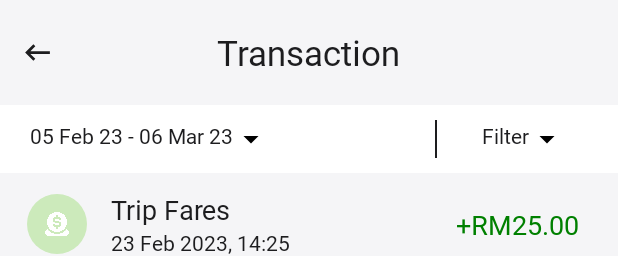
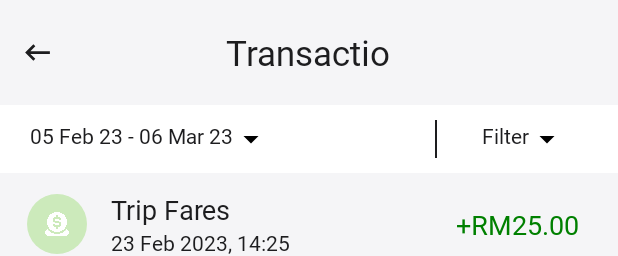
Before and after one commit to junsheng526/CarpoolingDriverApp, an Android app: the layout activity_view_transaction.xml on its own in the app's theme, with its tools: preview values and no code run, on a phone screen of 412 x 824 dp. Shown: the top 256 px of the screen. Run offline under Robolectric (Android 15) with nearby library versions, the phone set to English and light mode, and no system bars.

Commit message:
Second Try

```diff
--- a/app/src/main/res/layout/activity_view_transaction.xml
+++ b/app/src/main/res/layout/activity_view_transaction.xml
@@ -26,7 +26,7 @@
             android:layout_height="wrap_content"
             android:layout_centerInParent="true"
             android:fontFamily="@font/apple"
-            android:text="Transaction"
+            android:text="Transactio"
             android:textColor="@color/appleBlack"
             android:textSize="23sp"/>
 
```
